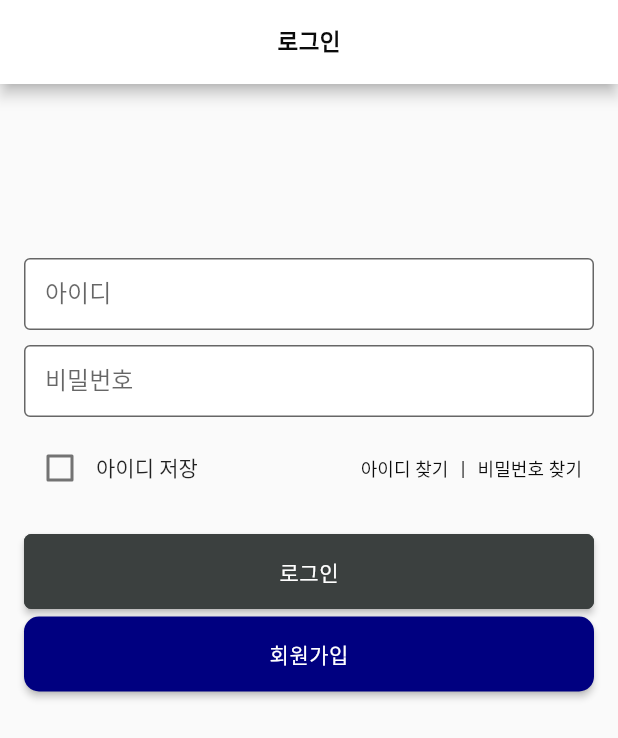
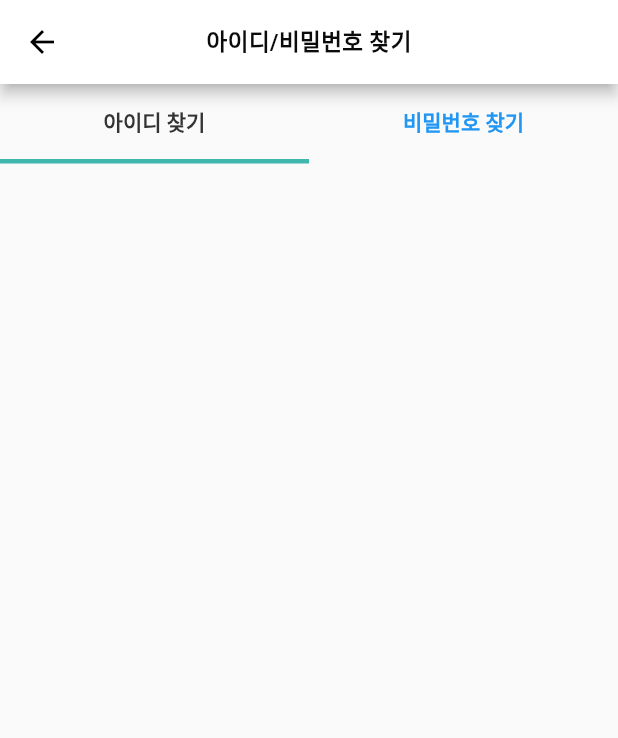
Before and after one commit to metasoft-official/beautycare-kiosk, a Flutter app: the LoginPage screen opened by its route, after a tap on "아이디 찾기", on a phone screen of 412 x 824 dp. Shown: the top 738 px of the screen. Run offline on Flutter 3.47's test engine with Material 2 defaults, Android fonts, the phone set to English and light mode, and no system bars; our stand-ins replace camera, dio, flutter_hooks, flutter_secure_storage, freezed_annotation, go_router and 3 more; accounts and stored records are empty; generated files the repository leaves out were written again; Roboto replaces fonts that are missing (Kufam, NotoSansKR); project files that could hold a hidden picture were left out.

Commit message:
feat: 아이디 비밀번호 찾기 페이지 생성 / 카메라 테스트 완료

```diff
--- a/lib/common/const/router.dart
+++ b/lib/common/const/router.dart
@@ -6,6 +6,8 @@ import 'package:riverpod_project/common/view/register_page.dart';
 import 'package:riverpod_project/common/view/predict_skin_disease_page.dart';
 import 'package:riverpod_project/common/view/predict_skin_mbti_page.dart';
 import 'package:riverpod_project/mbti/view/survey_page.dart';
+import 'package:riverpod_project/common/component/widgets/camera_capture_widget.dart';
+import 'package:riverpod_project/user/view/find_id_page.dart';
 
 import '../../user/view/mypage_page.dart';
 
@@ -20,6 +22,16 @@ final GoRouter router = GoRouter(
       name: LoginPage.routeName,
       builder: (context, state) => LoginPage(),
     ),
+    GoRoute(
+      path: '/find-id',
+      name: FindIdPage.routeName,
+      builder: (context, state) => const FindIdPage(),
+    ),
+    // GoRoute(
+    //   path: '/find-password',
+    //   name: LoginPage.routeName,
+    //   builder: (context, state) => LoginPage(),
+    // ),
     GoRoute(
       path: '/register',
       name: RegisterPage.routeName,
@@ -41,9 +53,9 @@ final GoRouter router = GoRouter(
       builder: (context, state) => PredictSkinDiseasePage(),
     ),
     GoRoute(
-      path: '/survey',
-      name: SurveyPage.routeName,
-      builder: (context, state) => SurveyPage(),
+      path: '/camera',
+      name: CameraExample.routeName,
+      builder: (context, state) => const CameraExample(),
     ),
   ],
 );
--- /dev/null
+++ b/lib/user/view/find_id_page.dart
@@ -0,0 +1,78 @@
+import 'package:flutter/material.dart';
+import 'package:hooks_riverpod/hooks_riverpod.dart';
+import 'package:flutter_secure_storage/flutter_secure_storage.dart';
+import 'package:go_router/go_router.dart';
+
+import '../../common/provider/login_provider.dart';
+import '../../common/layout/app_button_theme.dart';
+import '../../common/layout/app_color.dart';
+
+class FindIdPage extends ConsumerStatefulWidget {
+  const FindIdPage({super.key});
+
+  static String get routeName => 'findId';
+
+  @override
+  _FindIdPageState createState() => _FindIdPageState();
+}
+
+class _FindIdPageState extends ConsumerState<FindIdPage> {
+  final TextEditingController _usernameController = TextEditingController();
+  final TextEditingController _passwordController = TextEditingController();
+
+  @override
+  Widget build(BuildContext context) {
+    return DefaultTabController(
+      length: 3,
+      child: Scaffold(
+          appBar: AppBar(title: const Text('아이디/비밀번호 찾기')),
+          body: Column(
+            children: [
+              const TabBar(
+                  indicatorColor: AppColor.tabBarColor,
+                  labelStyle: TextStyle(fontWeight: FontWeight.bold),
+                  labelColor: AppColor.titleColor,
+                  unselectedLabelColor: Colors.blue,
+                  indicatorWeight: 3,
+                  tabs: [
+                    Tab(
+                      text: '아이디 찾기',
+                      height: 50,
+                    ),
+                    Tab(
+                      text: '비밀번호 찾기',
+                      height: 50,
+                    ),
+                  ]),
+              Expanded(
+                  child: TabBarView(children: [
+                Column(),
+                Column(
+                  children: [
+                    Container(
+                      margin: const EdgeInsets.fromLTRB(0, 100, 0, 10),
+                      child: TextField(
+                        controller: _usernameController,
+                        decoration: const InputDecoration(
+                          labelText: '아이디 입력',
+                        ),
+                      ),
+                    ),
+                    Container(
+                      margin: const EdgeInsets.fromLTRB(0, 0, 0, 10),
+                      child: TextField(
+                        controller: _passwordController,
+                        decoration: const InputDecoration(
+                          labelText: '비밀번호',
+                        ),
+                        obscureText: true,
+                      ),
+                    ),
+                  ],
+                ),
+              ]))
+            ],
+          )),
+    );
+  }
+}
--- a/pubspec.yaml
+++ b/pubspec.yaml
@@ -35,6 +35,10 @@ dependencies:
   badges: ^2.0.3
   debounce_throttle: ^2.0.0
   flutter_secure_storage:
+  camera:
+  path_provider:
+  path:
+  image_picker:
 
 
 dev_dependencies:
```
Also changed, not shown: lib/common/component/widgets/camera_capture_widget.dart (added, +232 -0 lines), lib/common/component/widgets/camera_start_modal.dart (+28 -28 lines), lib/common/view/home_page.dart (+12 -0 lines), lib/user/view/login_page.dart (+4 -8 lines), pubspec.lock.
